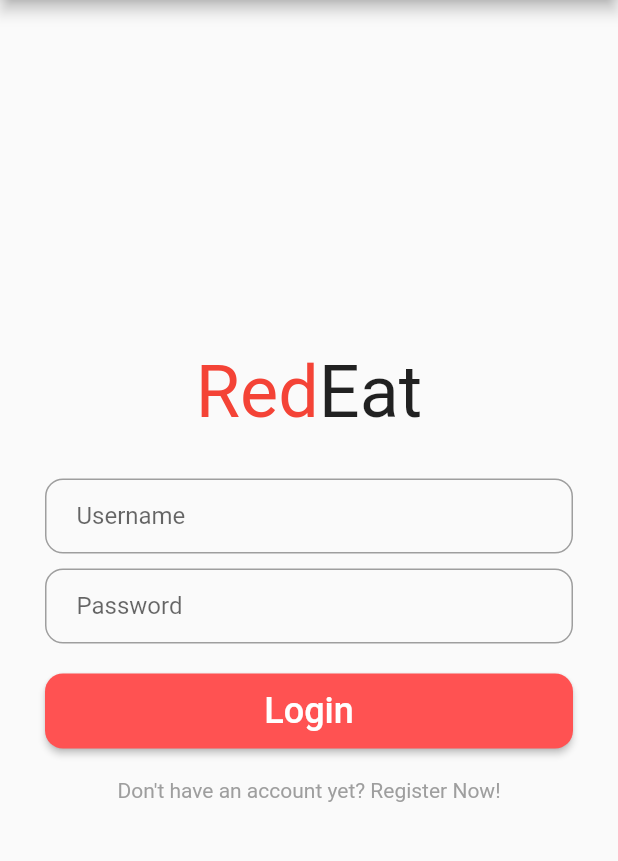
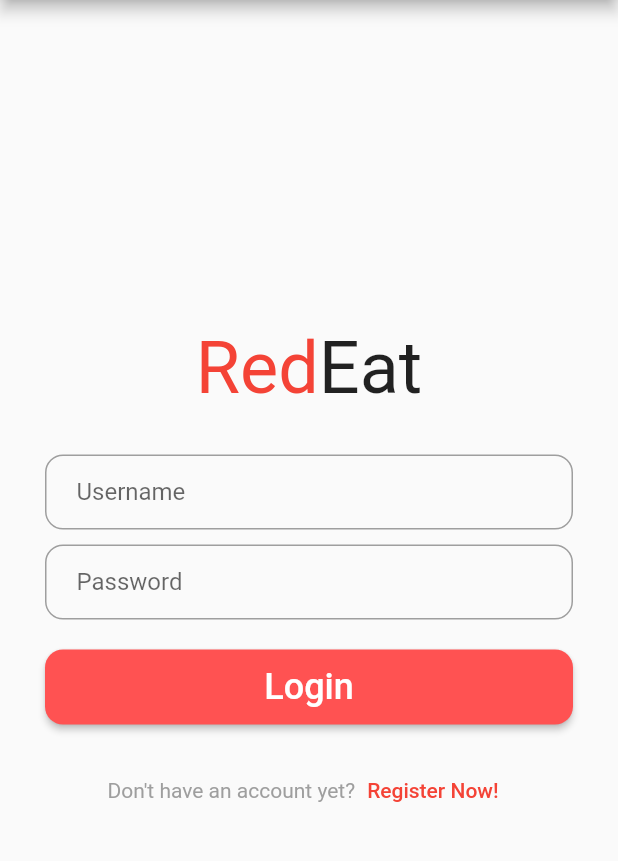
Before and after one commit to GDSCUTM-CommunityProjects/RedEat, a Flutter app: the LoginPage screen opened directly, on a phone screen of 412 x 824 dp, the part 84-945 px from its top. Run offline on Flutter 3.47's test engine with Material 2 defaults, Android fonts, the phone set to English and light mode, and no system bars; our stand-ins replace expandable.

Commit message:
RED-33 fixed conflict for login

```diff
--- a/src/lib/Pages/login.dart
+++ b/src/lib/Pages/login.dart
@@ -18,10 +18,11 @@ class _LoginPageState extends State<LoginPage> {
   final usernameController = TextEditingController();
   final passwordController = TextEditingController();
   bool hide_error = true; // Boolean to record whether an error has occured
-  String error_message = ""; // If hide_error is false show this error message to
-                             // the user
+  String error_message =
+      ""; // If hide_error is false show this error message to
+  // the user
   Future<String>? _loggedUser; // Used to keep track of whether a request is
-                               // awaiting a response or if it has received a response
+  // awaiting a response or if it has received a response
 
   @override
   void initState() {
@@ -240,8 +241,22 @@ class _LoginPageState extends State<LoginPage> {
             ),
 
             // Register Now
-            Text("Don't have an account yet? Register Now!",
-                style: TextStyle(color: Colors.grey)),
+            Row(
+              mainAxisAlignment: MainAxisAlignment.center,
+              children: [
+                Text("Don't have an account yet?",
+                    style: TextStyle(color: Colors.grey)),
+                TextButton(
+                  onPressed: () {
+                    Navigator.pushNamed(context, '/signup');
+                  },
+                  child: const Text('Register Now!',
+                      style: TextStyle(
+                        color: Colors.red,
+                      )),
+                ),
+              ],
+            ),
           ]),
         )));
   }
```
